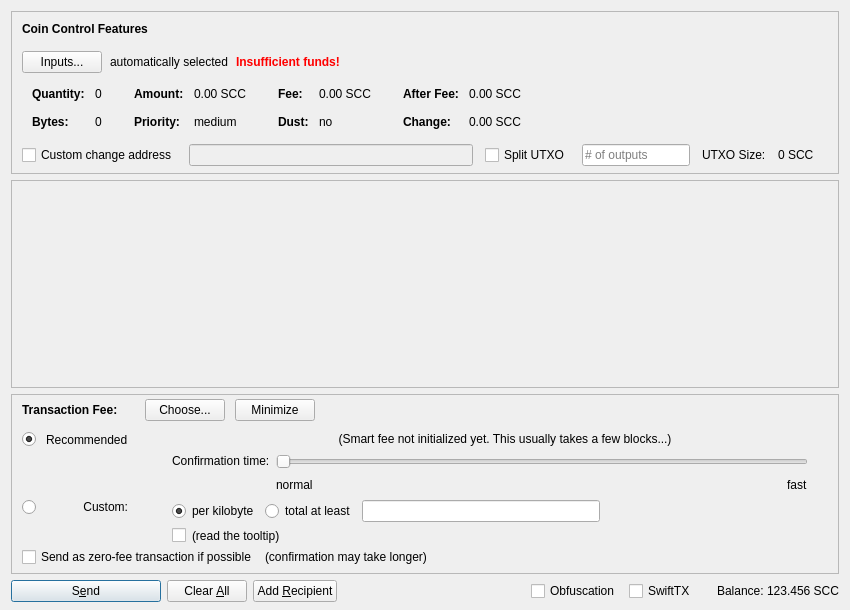
Qt form src/qt/forms/sendcoinsdialog.ui (stakecube/stakecubecoin-archive) before a commit.
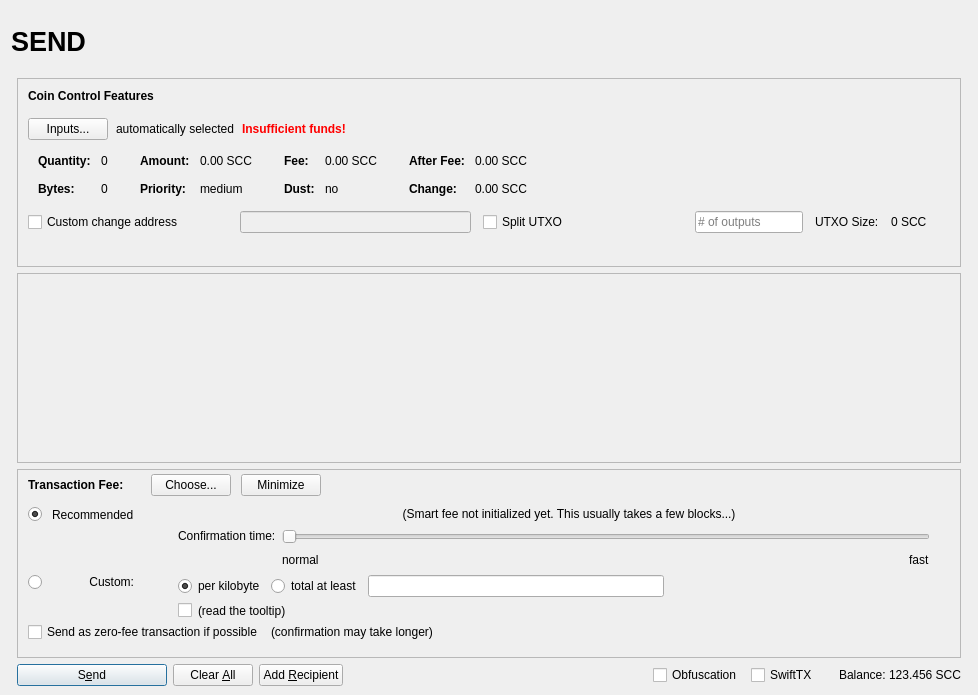
The same form after that commit. Icons and pictures are not drawn. Custom widgets are drawn as their Qt base class.

The edit to the form file:
```diff
--- a/src/qt/forms/sendcoinsdialog.ui
+++ b/src/qt/forms/sendcoinsdialog.ui
@@ -2,20 +2,155 @@
 <ui version="4.0">
  <class>SendCoinsDialog</class>
  <widget class="QDialog" name="SendCoinsDialog">
+  <property name="enabled">
+   <bool>true</bool>
+  </property>
   <property name="geometry">
    <rect>
     <x>0</x>
     <y>0</y>
-    <width>850</width>
-    <height>610</height>
+    <width>978</width>
+    <height>695</height>
    </rect>
   </property>
   <property name="windowTitle">
    <string>Send Coins</string>
   </property>
-  <layout class="QVBoxLayout" name="verticalLayout" stretch="0,1,0,0">
+  <layout class="QVBoxLayout" name="verticalLayout" stretch="0">
    <property name="bottomMargin">
-    <number>8</number>
+    <number>9</number>
+   </property>
+   <item>
+    <layout class="QVBoxLayout" name="verticalLayout_Master" stretch="0,1">
+     <property name="spacing">
+      <number>0</number>
+     </property>
+     <property name="leftMargin">
+      <number>0</number>
+     </property>
+     <property name="topMargin">
+      <number>0</number>
+     </property>
+     <property name="rightMargin">
+      <number>0</number>
+     </property>
+     <property name="bottomMargin">
+      <number>0</number>
+     </property>
+     <item>
+      <widget class="QFrame" name="frame_Header">
+       <layout class="QVBoxLayout" name="verticalLayout_Header" stretch="0">
+        <property name="leftMargin">
+         <number>0</number>
+        </property>
+        <property name="topMargin">
+         <number>0</number>
+        </property>
+        <property name="rightMargin">
+         <number>0</number>
+        </property>
+        <property name="bottomMargin">
+         <number>0</number>
+        </property>
+        <item>
+         <layout class="QHBoxLayout" name="horizontalLayout_Header" stretch="1,0,1">
+          <property name="spacing">
+           <number>6</number>
+          </property>
+          <item>
+           <widget class="QLabel" name="labelOverviewHeaderLeft">
+            <property name="minimumSize">
+             <size>
+              <width>464</width>
+              <height>60</height>
+             </size>
+            </property>
+            <property name="maximumSize">
+             <size>
+              <width>16777215</width>
+              <height>60</height>
+             </size>
+            </property>
+            <property name="font">
+             <font>
+              <pointsize>20</pointsize>
+              <weight>75</weight>
+              <bold>true</bold>
+             </font>
+            </property>
+            <property name="text">
+             <string>SEND</string>
+            </property>
+            <property name="alignment">
+             <set>Qt::AlignLeading|Qt::AlignLeft|Qt::AlignVCenter</set>
+            </property>
+           </widget>
+          </item>
+          <item>
+           <spacer name="horizontalSpacer_Header">
+            <property name="orientation">
+             <enum>Qt::Horizontal</enum>
+            </property>
+            <property name="sizeHint" stdset="0">
+             <size>
+              <width>40</width>
+              <height>20</height>
+             </size>
+            </property>
+           </spacer>
+          </item>
+          <item>
+           <widget class="QLabel" name="labelOverviewHeaderRight">
+            <property name="minimumSize">
+             <size>
+              <width>464</width>
+              <height>61</height>
+             </size>
+            </property>
+            <property name="maximumSize">
+             <size>
+              <width>16777215</width>
+              <height>61</height>
+             </size>
+            </property>
+            <property name="font">
+             <font>
+              <pointsize>14</pointsize>
+             </font>
+            </property>
+            <property name="text">
+             <string/>
+            </property>
+            <property name="alignment">
+             <set>Qt::AlignRight|Qt::AlignTrailing|Qt::AlignVCenter</set>
+            </property>
+           </widget>
+          </item>
+         </layout>
+        </item>
+       </layout>
+      </widget>
+     </item>
+     <item>
+      <widget class="QFrame" name="frame_BG">
+       <property name="minimumSize">
+        <size>
+         <width>0</width>
+         <height>0</height>
+        </size>
+       </property>
+       <layout class="QVBoxLayout" name="layout_BG" stretch="0,0,0,0">
+        <property name="leftMargin">
+         <number>6</number>
+        </property>
+        <property name="topMargin">
+         <number>6</number>
+        </property>
+        <property name="rightMargin">
+         <number>6</number>
+        </property>
+        <property name="bottomMargin">
+         <number>0</number>
    </property>
    <item>
     <widget class="QFrame" name="frameCoinControl">
@@ -54,6 +189,7 @@
        <number>6</number>
       </property>
       <item>
+            <widget class="QFrame" name="frameCoinControl_BG">
        <layout class="QVBoxLayout" name="verticalLayoutCoinControl" stretch="0,0,0,0,1">
         <property name="spacing">
          <number>0</number>
@@ -543,6 +679,24 @@
           </property>
           <item>
            <widget class="QCheckBox" name="checkBoxCoinControlChange">
+                  <property name="sizePolicy">
+                   <sizepolicy hsizetype="Preferred" vsizetype="Preferred">
+                    <horstretch>0</horstretch>
+                    <verstretch>0</verstretch>
+                   </sizepolicy>
+                  </property>
+                  <property name="minimumSize">
+                   <size>
+                    <width>200</width>
+                    <height>0</height>
+                   </size>
+                  </property>
+                  <property name="maximumSize">
+                   <size>
+                    <width>200</width>
+                    <height>16777215</height>
+                   </size>
+                  </property>
             <property name="toolTip">
              <string>If this is activated, but the change address is empty or invalid, change will be sent to a newly generated address.</string>
             </property>
@@ -566,6 +720,24 @@
           </item>
           <item>
            <widget class="QCheckBox" name="splitBlockCheckBox">
+                  <property name="sizePolicy">
+                   <sizepolicy hsizetype="Preferred" vsizetype="Preferred">
+                    <horstretch>0</horstretch>
+                    <verstretch>0</verstretch>
+                   </sizepolicy>
+                  </property>
+                  <property name="minimumSize">
+                   <size>
+                    <width>200</width>
+                    <height>0</height>
+                   </size>
+                  </property>
+                  <property name="maximumSize">
+                   <size>
+                    <width>200</width>
+                    <height>16777215</height>
+                   </size>
+                  </property>
             <property name="text">
              <string>Split UTXO</string>
             </property>
@@ -636,6 +808,7 @@
          </spacer>
         </item>
        </layout>
+            </widget>
       </item>
      </layout>
     </widget>
@@ -650,8 +823,8 @@
        <rect>
         <x>0</x>
         <y>0</y>
-        <width>830</width>
-        <height>95</height>
+             <width>944</width>
+             <height>160</height>
        </rect>
       </property>
       <layout class="QVBoxLayout" name="verticalLayout_2" stretch="0,1">
@@ -1448,6 +1621,11 @@
    </item>
   </layout>
  </widget>
+     </item>
+    </layout>
+   </item>
+  </layout>
+ </widget>
  <customwidgets>
   <customwidget>
    <class>QValidatedLineEdit</class>
```
Left out of the diff: 4 changed lines with no effect on the pictures. Lines whose indentation alone changed are shown as unchanged.
